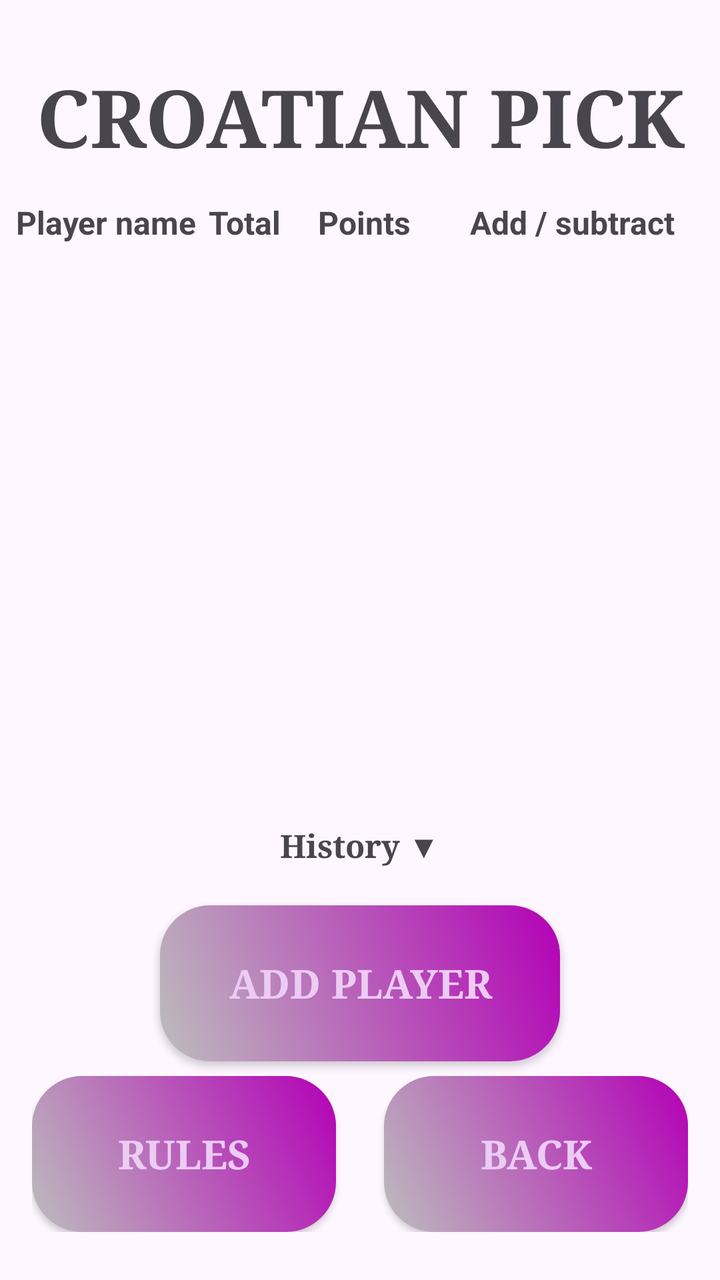
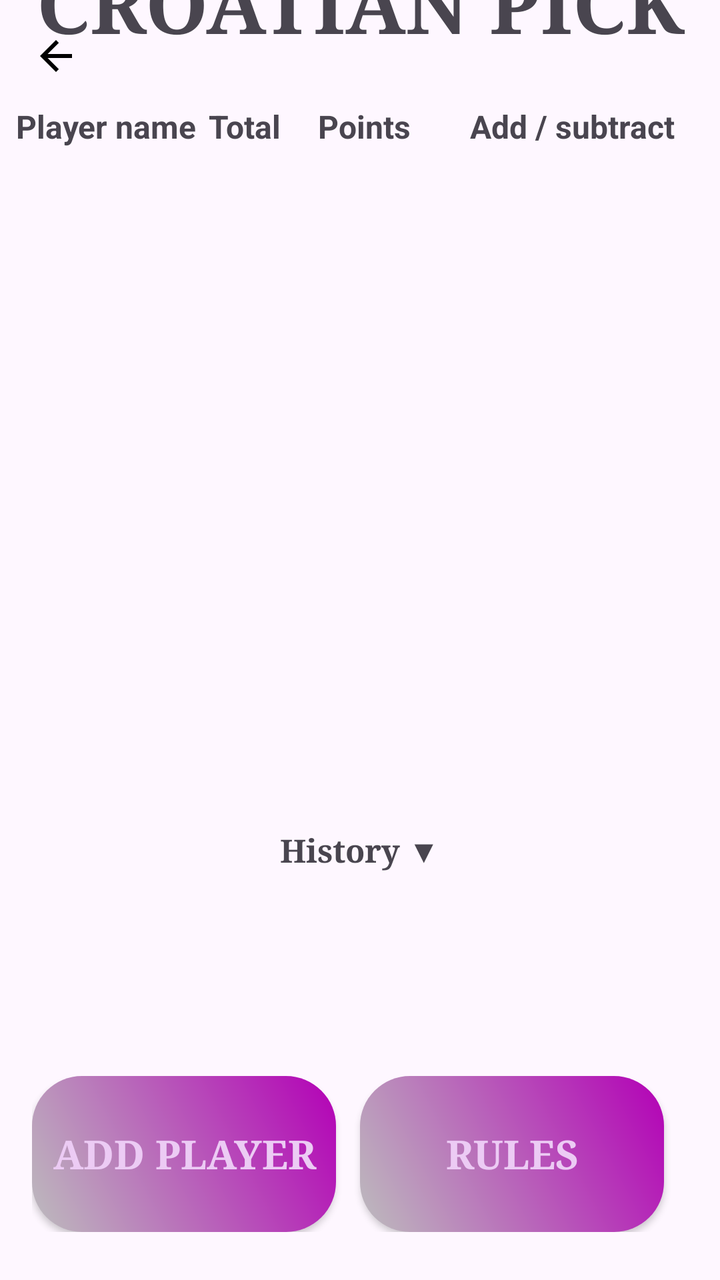

Two renders of the same Android screen: before a commit and after it. Below are the layout's source before the change and the commit's diff.
<!-- AndroidManifest.xml: application theme Theme.GameCollection -->
<!-- res/layout/activity_croatian_pick.xml -->
<?xml version="1.0" encoding="utf-8"?>
<androidx.constraintlayout.widget.ConstraintLayout xmlns:android="http://schemas.android.com/apk/res/android"
    xmlns:app="http://schemas.android.com/apk/res-auto"
    xmlns:tools="http://schemas.android.com/tools"
    android:layout_width="match_parent"
    android:layout_height="match_parent">

    <TextView
        android:id="@+id/CroatianPickTextView"
        android:layout_width="0dp"
        android:layout_height="wrap_content"
        android:layout_marginTop="24dp"
        android:fontFamily="serif"
        android:text="CROATIAN PICK"
        android:textAlignment="center"
        android:textSize="40sp"
        android:textStyle="bold"
        app:layout_constraintBottom_toTopOf="@+id/headerRow"
        app:layout_constraintEnd_toEndOf="parent"
        app:layout_constraintHorizontal_bias="0.5"
        app:layout_constraintStart_toStartOf="parent"
        app:layout_constraintTop_toTopOf="parent"
        />

    <LinearLayout
        android:id="@+id/headerRow"
        android:layout_width="0dp"
        android:layout_height="wrap_content"
        android:orientation="horizontal"
        android:paddingStart="8dp"
        android:paddingTop="8dp"
        android:paddingEnd="8dp"
        android:paddingBottom="8dp"
        app:layout_constraintBottom_toTopOf="@+id/recyclerView2"
        app:layout_constraintEnd_toEndOf="parent"
        app:layout_constraintHorizontal_bias="0.5"
        app:layout_constraintStart_toStartOf="parent"
        app:layout_constraintTop_toBottomOf="@+id/CroatianPickTextView">

        <TextView
            android:layout_width="0dp"
            android:layout_height="wrap_content"
            android:layout_weight="1"
            android:text="Player name"
            android:textSize="16sp"
            android:textStyle="bold" />

        <TextView
            android:layout_width="60dp"
            android:layout_height="wrap_content"
            android:gravity="center"
            android:text="Total"
            android:textSize="16sp"
            android:textStyle="bold"
            android:translationX="-8dp" />

        <TextView
            android:layout_width="60dp"
            android:layout_height="wrap_content"
            android:gravity="center"
            android:text="Points"
            android:textSize="16sp"
            android:textStyle="bold"
            android:translationX="-8dp" />

        <TextView
            android:layout_width="132dp"
            android:layout_height="wrap_content"
            android:gravity="center"
            android:text="Add / subtract"
            android:textSize="16sp"
            android:textStyle="bold" />
    </LinearLayout>

    <androidx.recyclerview.widget.RecyclerView
        android:id="@+id/recyclerView2"
        android:layout_width="0dp"
        android:layout_height="255dp"
        app:layout_constraintBottom_toTopOf="@+id/historyHeader"
        app:layout_constraintEnd_toEndOf="parent"
        app:layout_constraintHorizontal_bias="0.5"
        app:layout_constraintStart_toStartOf="parent"
        app:layout_constraintTop_toBottomOf="@+id/headerRow" />

    <androidx.appcompat.widget.AppCompatButton
        android:id="@+id/buttonAddPlayer"
        android:layout_width="200dp"
        android:layout_height="78dp"
        android:background="@drawable/card_game_button"
        android:fontFamily="serif"
        android:text="Add player"
        android:textColor="@color/cardGameButtonTextColour"
        android:textSize="20sp"
        android:textStyle="bold"
        app:layout_constraintBottom_toTopOf="@+id/bottomButtons"
        app:layout_constraintEnd_toEndOf="parent"
        app:layout_constraintHorizontal_bias="0.5"
        app:layout_constraintStart_toStartOf="parent"
        app:layout_constraintTop_toBottomOf="@+id/historyHeader" />

    <LinearLayout
        android:id="@+id/bottomButtons"
        android:layout_width="0dp"
        android:layout_height="wrap_content"
        android:orientation="horizontal"
        android:layout_marginBottom="24dp"
        android:paddingStart="16dp"
        android:paddingEnd="16dp"
        android:gravity="center"
        app:layout_constraintBottom_toBottomOf="parent"
        app:layout_constraintStart_toStartOf="parent"
        app:layout_constraintEnd_toEndOf="parent">

        <androidx.appcompat.widget.AppCompatButton
            android:id="@+id/buttonCroatianPickRules"
            android:layout_width="0dp"
            android:layout_height="78dp"
            android:layout_weight="1"
            android:layout_marginEnd="12dp"
            android:background="@drawable/card_game_button"
            android:fontFamily="serif"
            android:text="Rules"
            android:textColor="@color/cardGameButtonTextColour"
            android:textSize="20sp"
            android:textStyle="bold" />

        <androidx.appcompat.widget.AppCompatButton
            android:id="@+id/buttonBackFromCroatianPick"
            android:layout_width="0dp"
            android:layout_height="78dp"
            android:layout_marginStart="12dp"
            android:layout_weight="1"
            android:background="@drawable/card_game_button"
            android:fontFamily="serif"
            android:text="Back"
            android:textColor="@color/cardGameButtonTextColour"
            android:textSize="20sp"
            android:textStyle="bold" />
    </LinearLayout>

    <com.google.android.material.card.MaterialCardView
        android:id="@+id/historyPanel"
        android:layout_width="0dp"
        android:layout_height="wrap_content"
        android:layout_marginStart="16dp"
        android:layout_marginEnd="16dp"
        android:layout_marginBottom="24dp"
        android:elevation="16dp"
        app:cardElevation="12dp"
        app:cardCornerRadius="12dp"
        app:layout_constraintBottom_toBottomOf="parent"
        app:layout_constraintStart_toStartOf="parent"
        app:layout_constraintEnd_toEndOf="parent">

        <LinearLayout
            android:layout_width="match_parent"
            android:layout_height="wrap_content"
            android:orientation="vertical">

            <androidx.recyclerview.widget.RecyclerView
                android:id="@+id/historyRecyclerView"
                android:layout_width="match_parent"
                android:layout_height="wrap_content"
                android:nestedScrollingEnabled="true"
                android:paddingBottom="8dp"
                android:visibility="gone" />

        </LinearLayout>
    </com.google.android.material.card.MaterialCardView>

    <TextView
        android:id="@+id/historyHeader"
        android:layout_width="match_parent"
        android:layout_height="wrap_content"
        android:background="?attr/selectableItemBackground"
        android:fontFamily="serif"
        android:gravity="center"
        android:padding="12dp"
        android:text="History ▼"
        android:textSize="16sp"
        android:textStyle="bold"
        app:layout_constraintBottom_toTopOf="@+id/buttonAddPlayer"
        app:layout_constraintTop_toBottomOf="@+id/recyclerView2"
        tools:layout_editor_absoluteX="0dp" />

</androidx.constraintlayout.widget.ConstraintLayout>
<!-- resources referenced by this layout -->
<resources>
  <color name="cardGameButtonTextColour">#ECCBF4</color>
  <!-- drawable card_game_button (drawable) -->
  <?xml version="1.0" encoding="utf-8"?>
  <shape xmlns:android="http://schemas.android.com/apk/res/android" android:shape="rectangle">
      <gradient
          android:angle="45"
          android:startColor="#BDBDBD"
          android:endColor="#B300B6"/>
      <corners android:radius="25dp" />
  </shape>
  <style name="Theme.GameCollection" parent="Base.Theme.GameCollection" />
  <style name="Base.Theme.GameCollection" parent="Theme.Material3.DayNight.NoActionBar">
          
          
      </style>
</resources>

<!-- the commit's change to res/layout/activity_croatian_pick.xml (unified diff, before → after) -->
@@ -20,12 +20,13 @@
         app:layout_constraintHorizontal_bias="0.5"
         app:layout_constraintStart_toStartOf="parent"
         app:layout_constraintTop_toTopOf="parent"
-        />
+        app:layout_constraintVertical_chainStyle="spread_inside" />
 
     <LinearLayout
         android:id="@+id/headerRow"
         android:layout_width="0dp"
         android:layout_height="wrap_content"
+        android:layout_marginTop="16dp"
         android:orientation="horizontal"
         android:paddingStart="8dp"
         android:paddingTop="8dp"
@@ -75,28 +76,12 @@
     <androidx.recyclerview.widget.RecyclerView
         android:id="@+id/recyclerView2"
         android:layout_width="0dp"
-        android:layout_height="255dp"
+        android:layout_height="320dp"
         app:layout_constraintBottom_toTopOf="@+id/historyHeader"
         app:layout_constraintEnd_toEndOf="parent"
         app:layout_constraintHorizontal_bias="0.5"
         app:layout_constraintStart_toStartOf="parent"
         app:layout_constraintTop_toBottomOf="@+id/headerRow" />
-
-    <androidx.appcompat.widget.AppCompatButton
-        android:id="@+id/buttonAddPlayer"
-        android:layout_width="200dp"
-        android:layout_height="78dp"
-        android:background="@drawable/card_game_button"
-        android:fontFamily="serif"
-        android:text="Add player"
-        android:textColor="@color/cardGameButtonTextColour"
-        android:textSize="20sp"
-        android:textStyle="bold"
-        app:layout_constraintBottom_toTopOf="@+id/bottomButtons"
-        app:layout_constraintEnd_toEndOf="parent"
-        app:layout_constraintHorizontal_bias="0.5"
-        app:layout_constraintStart_toStartOf="parent"
-        app:layout_constraintTop_toBottomOf="@+id/historyHeader" />
 
     <LinearLayout
         android:id="@+id/bottomButtons"
@@ -112,27 +97,27 @@
         app:layout_constraintEnd_toEndOf="parent">
 
         <androidx.appcompat.widget.AppCompatButton
+            android:id="@+id/buttonAddPlayer"
+            android:layout_width="200dp"
+            android:layout_height="78dp"
+            android:layout_weight="1"
+            android:layout_marginEnd="12dp"
+            android:background="@drawable/card_game_button"
+            android:fontFamily="serif"
+            android:text="Add player"
+            android:textColor="@color/cardGameButtonTextColour"
+            android:textSize="20sp"
+            android:textStyle="bold" />
+
+        <androidx.appcompat.widget.AppCompatButton
             android:id="@+id/buttonCroatianPickRules"
-            android:layout_width="0dp"
+            android:layout_width="200dp"
             android:layout_height="78dp"
             android:layout_weight="1"
             android:layout_marginEnd="12dp"
             android:background="@drawable/card_game_button"
             android:fontFamily="serif"
             android:text="Rules"
-            android:textColor="@color/cardGameButtonTextColour"
-            android:textSize="20sp"
-            android:textStyle="bold" />
-
-        <androidx.appcompat.widget.AppCompatButton
-            android:id="@+id/buttonBackFromCroatianPick"
-            android:layout_width="0dp"
-            android:layout_height="78dp"
-            android:layout_marginStart="12dp"
-            android:layout_weight="1"
-            android:background="@drawable/card_game_button"
-            android:fontFamily="serif"
-            android:text="Back"
             android:textColor="@color/cardGameButtonTextColour"
             android:textSize="20sp"
             android:textStyle="bold" />
@@ -172,6 +157,7 @@
         android:id="@+id/historyHeader"
         android:layout_width="match_parent"
         android:layout_height="wrap_content"
+        android:layout_marginBottom="140dp"
         android:background="?attr/selectableItemBackground"
         android:fontFamily="serif"
         android:gravity="center"
@@ -179,8 +165,21 @@
         android:text="History ▼"
         android:textSize="16sp"
         android:textStyle="bold"
-        app:layout_constraintBottom_toTopOf="@+id/buttonAddPlayer"
+        app:layout_constraintBottom_toTopOf="@+id/bottomButtons"
         app:layout_constraintTop_toBottomOf="@+id/recyclerView2"
         tools:layout_editor_absoluteX="0dp" />
 
+    <ImageButton
+        android:id="@+id/buttonBack"
+        android:layout_width="40dp"
+        android:layout_height="40dp"
+        android:layout_marginStart="8dp"
+        android:layout_marginTop="8dp"
+        android:background="?attr/selectableItemBackgroundBorderless"
+        android:contentDescription="Back"
+        android:padding="8dp"
+        android:src="@drawable/arrow_back"
+        app:layout_constraintStart_toStartOf="parent"
+        app:layout_constraintTop_toTopOf="parent" />
+
 </androidx.constraintlayout.widget.ConstraintLayout>
<!-- resource entries referenced after the edit -->
@@ -1,6 +1,12 @@
 <!-- resources referenced by this layout -->
 <resources>
   <color name="cardGameButtonTextColour">#ECCBF4</color>
+  <!-- drawable arrow_back (drawable) -->
+  <vector xmlns:android="http://schemas.android.com/apk/res/android" android:autoMirrored="true" android:height="24dp" android:tint="#000000" android:viewportHeight="24" android:viewportWidth="24" android:width="24dp">
+        
+      <path android:fillColor="@android:color/white" android:pathData="M20,11H7.83l5.59,-5.59L12,4l-8,8 8,8 1.41,-1.41L7.83,13H20v-2z"/>
+      
+  </vector>
   <!-- drawable card_game_button (drawable) -->
   <?xml version="1.0" encoding="utf-8"?>
   <shape xmlns:android="http://schemas.android.com/apk/res/android" android:shape="rectangle">
